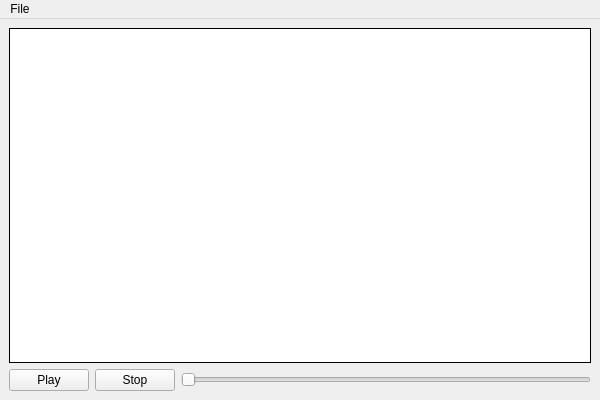
Before: the Qt Designer form design.ui in glenpaulvf/animation-player-app, drawn with Qt 5.
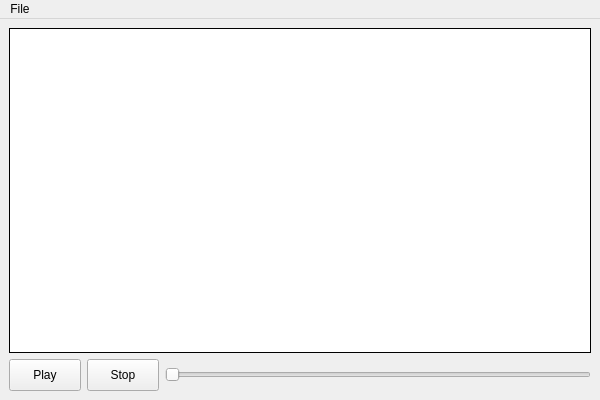
After: the same form once the commit is applied.

Commit message: Constrain buttons to fixed dimensions and slider to fixed height

The edit to the form file:
```diff
--- a/design.ui
+++ b/design.ui
@@ -17,6 +17,24 @@
    <layout class="QGridLayout" name="gridLayout">
     <item row="1" column="0">
      <widget class="QPushButton" name="play_button">
+      <property name="sizePolicy">
+       <sizepolicy hsizetype="Fixed" vsizetype="Fixed">
+        <horstretch>0</horstretch>
+        <verstretch>0</verstretch>
+       </sizepolicy>
+      </property>
+      <property name="minimumSize">
+       <size>
+        <width>72</width>
+        <height>32</height>
+       </size>
+      </property>
+      <property name="maximumSize">
+       <size>
+        <width>72</width>
+        <height>32</height>
+       </size>
+      </property>
       <property name="text">
        <string>Play</string>
       </property>
@@ -24,6 +42,24 @@
     </item>
     <item row="1" column="1">
      <widget class="QPushButton" name="stop_button">
+      <property name="sizePolicy">
+       <sizepolicy hsizetype="Fixed" vsizetype="Fixed">
+        <horstretch>0</horstretch>
+        <verstretch>0</verstretch>
+       </sizepolicy>
+      </property>
+      <property name="minimumSize">
+       <size>
+        <width>72</width>
+        <height>32</height>
+       </size>
+      </property>
+      <property name="maximumSize">
+       <size>
+        <width>72</width>
+        <height>32</height>
+       </size>
+      </property>
       <property name="text">
        <string>Stop</string>
       </property>
@@ -31,6 +67,18 @@
     </item>
     <item row="1" column="2">
      <widget class="QSlider" name="slider">
+      <property name="minimumSize">
+       <size>
+        <width>0</width>
+        <height>22</height>
+       </size>
+      </property>
+      <property name="maximumSize">
+       <size>
+        <width>16777215</width>
+        <height>22</height>
+       </size>
+      </property>
       <property name="orientation">
        <enum>Qt::Horizontal</enum>
       </property>
```
The commit also changes 1 other file.
